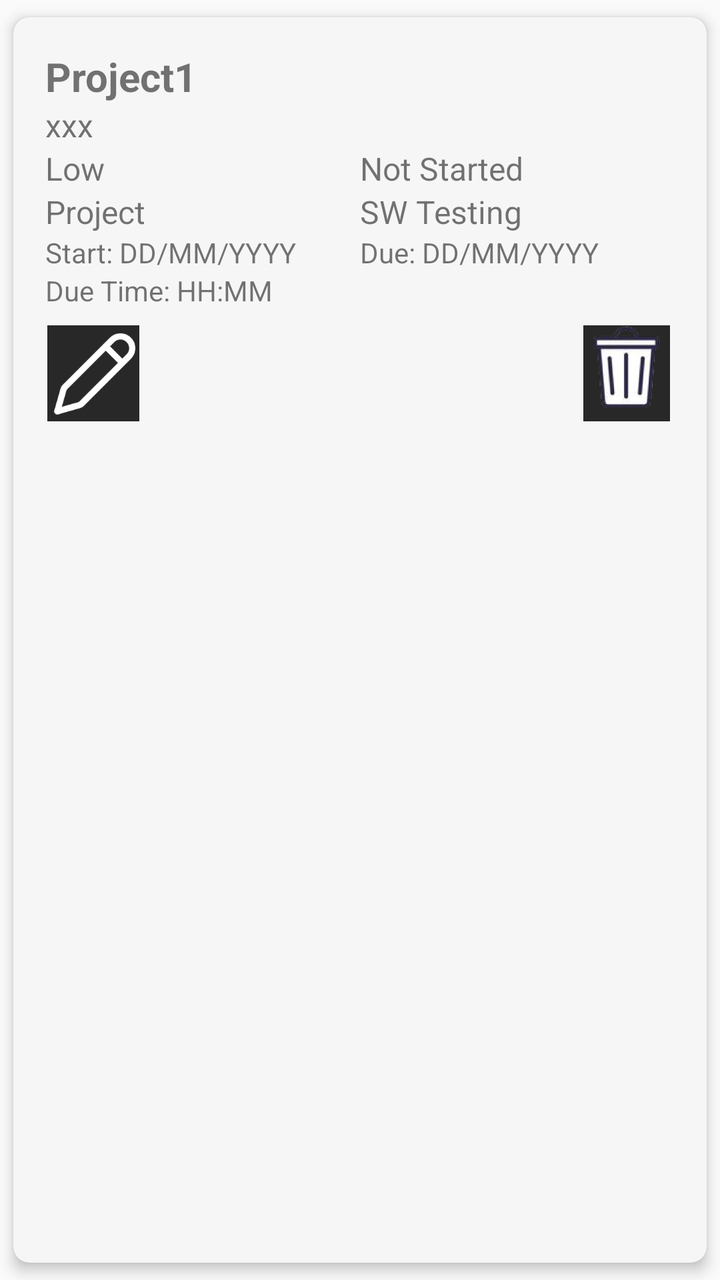
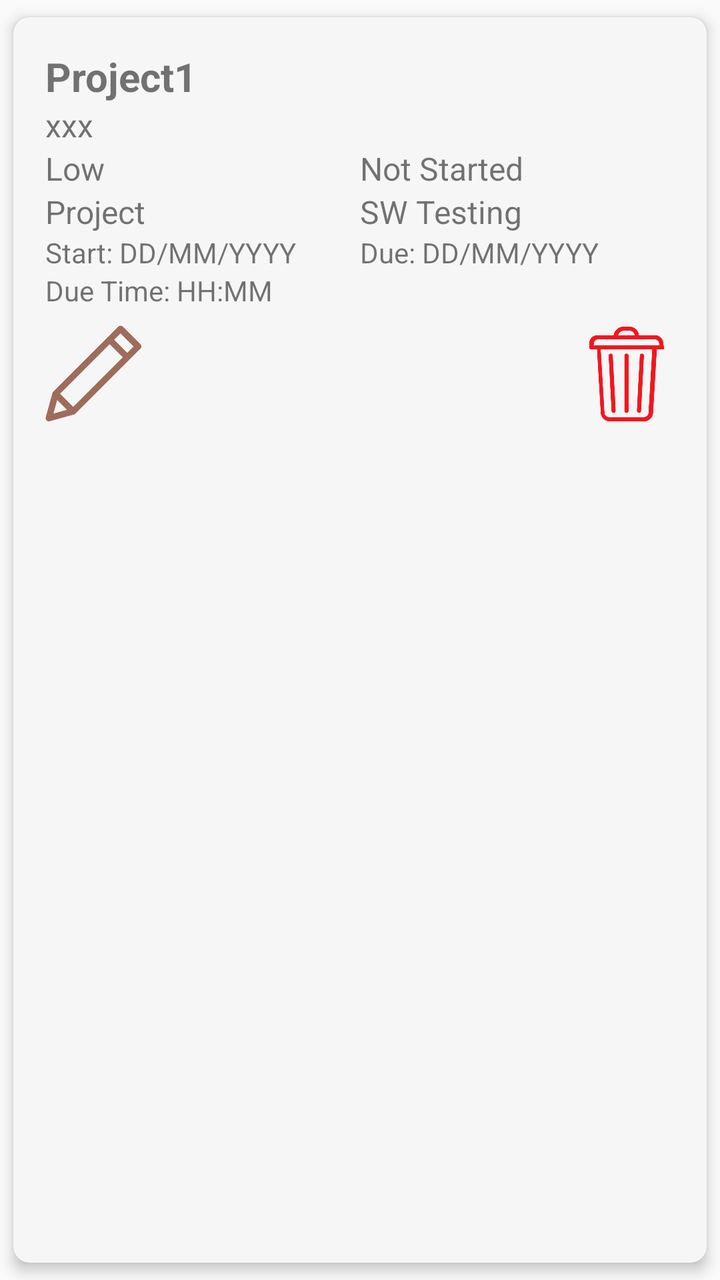

Two renders of the same Android screen: before a commit and after it. Below are the layout's source before the change and the commit's diff.
<!-- AndroidManifest.xml: application theme Theme.Design.Light.NoActionBar -->
<!-- res/layout/task_item_block.xml -->
<?xml version="1.0" encoding="utf-8"?>
<androidx.cardview.widget.CardView
    xmlns:android="http://schemas.android.com/apk/res/android"
    xmlns:app="http://schemas.android.com/apk/res-auto"
    android:id="@+id/taskCardView"
    android:layout_width="match_parent"
    android:layout_height="wrap_content"
    app:cardBackgroundColor="#f6f6f6"
    android:layout_margin="8dp"
    app:cardCornerRadius="8dp"
    android:layout_marginTop="8dp"
    android:layout_marginBottom="8dp"
    app:cardElevation="4dp"
    app:cardMaxElevation="4dp"
    app:cardPreventCornerOverlap="true"
    app:cardUseCompatPadding="true">

    <LinearLayout
        android:layout_width="match_parent"
        android:layout_height="wrap_content"
        android:orientation="vertical"
        android:padding="16dp">

        <TextView
            android:id="@+id/taskNameTextView"
            android:layout_width="match_parent"
            android:layout_height="wrap_content"
            android:textSize="20sp"
            android:textStyle="bold"
            android:text="Project1" />

        <TextView
            android:id="@+id/taskDescriptionTextView"
            android:layout_width="match_parent"
            android:layout_height="wrap_content"
            android:textSize="16sp"
            android:text="xxx" />

        <LinearLayout
            android:layout_width="match_parent"
            android:layout_height="wrap_content"
            android:orientation="horizontal">

            <TextView
                android:id="@+id/taskPriorityTextView"
                android:layout_width="0dp"
                android:layout_height="wrap_content"
                android:layout_weight="1"
                android:textSize="16sp"
                android:text="Low" />

            <TextView
                android:id="@+id/taskStatusTextView"
                android:layout_width="0dp"
                android:layout_height="wrap_content"
                android:layout_weight="1"
                android:textSize="16sp"
                android:text="Not Started" />
        </LinearLayout>

        <LinearLayout
            android:layout_width="match_parent"
            android:layout_height="wrap_content"
            android:orientation="horizontal">

            <TextView
                android:id="@+id/taskProjectTextView"
                android:layout_width="0dp"
                android:layout_height="wrap_content"
                android:layout_weight="1"
                android:textSize="16sp"
                android:text="Project" />

            <TextView
                android:id="@+id/taskSubjectTextView"
                android:layout_width="0dp"
                android:layout_height="wrap_content"
                android:layout_weight="1"
                android:textSize="16sp"
                android:text="SW Testing" />
        </LinearLayout>

        <LinearLayout
            android:layout_width="match_parent"
            android:layout_height="wrap_content"
            android:orientation="horizontal">

            <TextView
                android:id="@+id/startDateTextView"
                android:layout_width="0dp"
                android:layout_height="wrap_content"
                android:layout_weight="1"
                android:textSize="14sp"
                android:text="Start: DD/MM/YYYY" />

            <TextView
                android:id="@+id/dueDateTextView"
                android:layout_width="0dp"
                android:layout_height="wrap_content"
                android:layout_weight="1"
                android:textSize="14sp"
                android:text="Due: DD/MM/YYYY" />
        </LinearLayout>

        <TextView
            android:id="@+id/dueTimeTextView"
            android:layout_width="match_parent"
            android:layout_height="wrap_content"
            android:textSize="14sp"
            android:text="Due Time: HH:MM" />

        <LinearLayout
            android:layout_width="match_parent"
            android:layout_height="wrap_content"
            android:orientation="horizontal"
            android:layout_marginTop="8dp">

            <ImageButton
                android:id="@+id/editButton"
                android:layout_width="48dp"
                android:layout_height="48dp"
                android:background="?android:attr/selectableItemBackground"
                android:contentDescription="Edit item"
                android:scaleType="fitCenter"
                android:src="@drawable/edit"/>

            <Space
                android:layout_width="0dp"
                android:layout_height="wrap_content"
                android:layout_weight="1"/>

            <ImageButton
                android:id="@+id/deleteButton"
                android:layout_width="48dp"
                android:layout_height="48dp"
                android:layout_marginStart="148dp"
                android:background="?android:attr/selectableItemBackground"
                android:contentDescription="Delete item"
                android:scaleType="fitCenter"
                android:src="@drawable/tinytrash"/>
        </LinearLayout>
    </LinearLayout>
</androidx.cardview.widget.CardView>
<!-- resources referenced by this layout -->
<resources>
  <!-- drawable edit: png bitmap (drawable, 11974 bytes) -->
  <!-- drawable tinytrash: png bitmap (drawable, 16619 bytes) -->
</resources>

<!-- the commit's change to res/layout/task_item_block.xml (unified diff, before → after) -->
@@ -122,7 +122,7 @@
                 android:background="?android:attr/selectableItemBackground"
                 android:contentDescription="Edit item"
                 android:scaleType="fitCenter"
-                android:src="@drawable/edit"/>
+                android:src="@drawable/tinyedit"/>
 
             <Space
                 android:layout_width="0dp"
<!-- resource entries referenced after the edit -->
@@ -1,6 +1,6 @@
 <!-- resources referenced by this layout -->
 <resources>
-  <!-- drawable edit: png bitmap (drawable, 11974 bytes) -->
-  <!-- drawable tinytrash: png bitmap (drawable, 16619 bytes) -->
+  <!-- drawable tinyedit: png bitmap (drawable, 10118 bytes) -->
+  <!-- drawable tinytrash: png bitmap (drawable, 15728 bytes) -->
 </resources>
 
